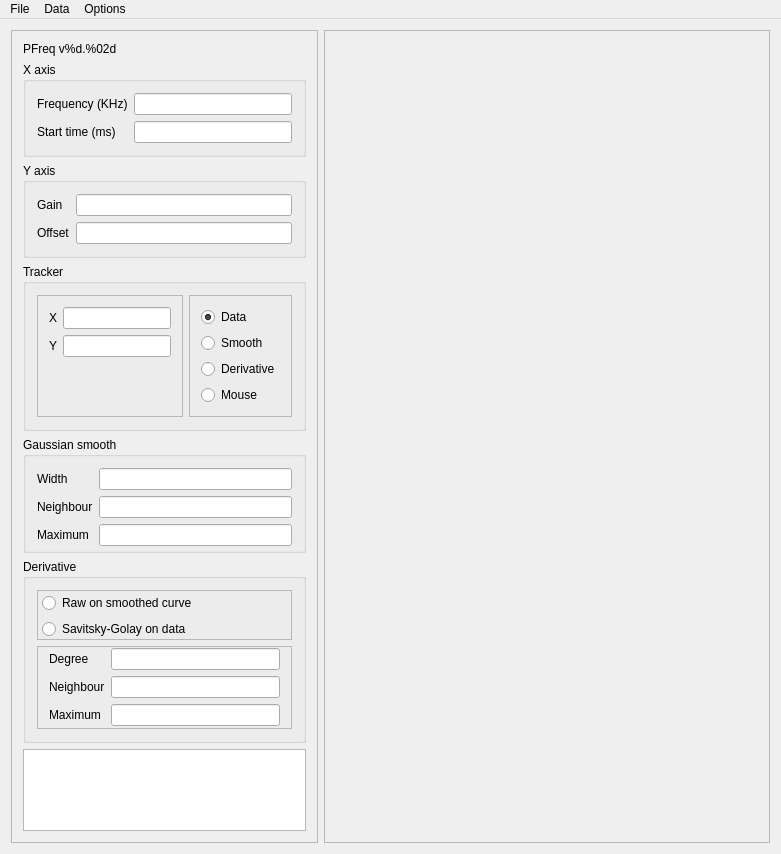
This is mainscreen.ui in frmarchal/pfreq as Qt 5 draws it before an edit. The edited form follows.
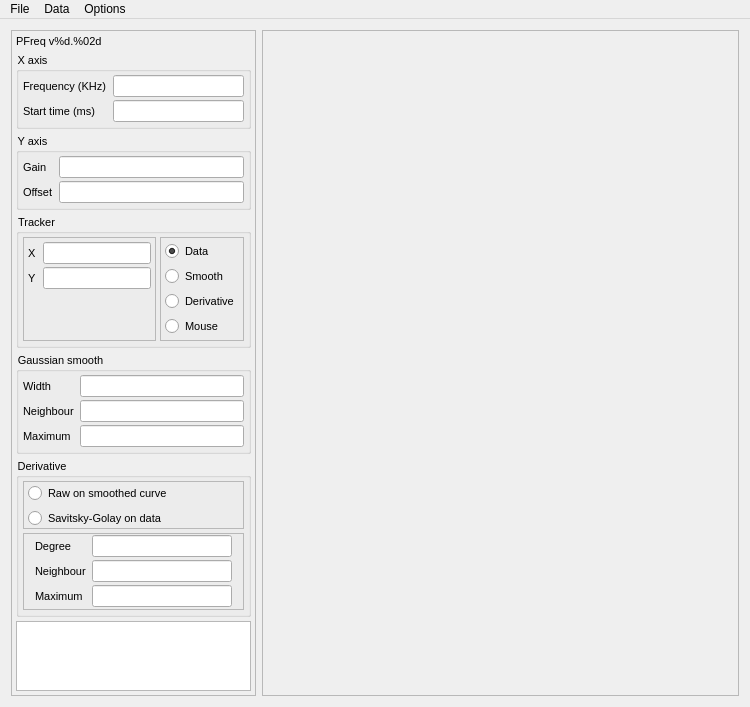
This is the edited form. Custom widgets are drawn as their Qt base class.

```diff
--- a/mainscreen.ui
+++ b/mainscreen.ui
@@ -6,19 +6,36 @@
    <rect>
     <x>0</x>
     <y>0</y>
-    <width>781</width>
-    <height>854</height>
+    <width>750</width>
+    <height>675</height>
    </rect>
   </property>
   <property name="windowTitle">
    <string>MainScreen</string>
   </property>
+  <property name="styleSheet">
+   <string notr="true">QLineEdit {
+	font-size:8pt;
+}
+QLabel {
+	font-size:8pt;
+}
+QRadioButton {
+	font-size:8pt;
+}
+QTextEdit {
+	font-size:8pt;
+}
+QGroupBox {
+	font-size:8pt;
+}</string>
+  </property>
   <widget class="QWidget" name="centralWidget">
-   <layout class="QHBoxLayout" name="horizontalLayout_2">
+   <layout class="QHBoxLayout" name="horizontalLayout_2" stretch="0,1">
     <item>
      <widget class="QFrame" name="frame">
       <property name="sizePolicy">
-       <sizepolicy hsizetype="Maximum" vsizetype="Preferred">
+       <sizepolicy hsizetype="Preferred" vsizetype="Preferred">
         <horstretch>0</horstretch>
         <verstretch>0</verstretch>
        </sizepolicy>
@@ -30,6 +47,12 @@
        <enum>QFrame::Raised</enum>
       </property>
       <layout class="QVBoxLayout" name="verticalLayout_4">
+       <property name="spacing">
+        <number>4</number>
+       </property>
+       <property name="margin">
+        <number>4</number>
+       </property>
        <item>
         <widget class="QLabel" name="ProgVersionLabel">
          <property name="text">
@@ -43,6 +66,12 @@
           <string>X axis</string>
          </property>
          <layout class="QFormLayout" name="formLayout">
+          <property name="verticalSpacing">
+           <number>3</number>
+          </property>
+          <property name="margin">
+           <number>4</number>
+          </property>
           <item row="0" column="0">
            <widget class="QLabel" name="label">
             <property name="text">
@@ -72,6 +101,12 @@
           <string>Y axis</string>
          </property>
          <layout class="QFormLayout" name="formLayout_2">
+          <property name="verticalSpacing">
+           <number>3</number>
+          </property>
+          <property name="margin">
+           <number>4</number>
+          </property>
           <item row="0" column="0">
            <widget class="QLabel" name="label_5">
             <property name="text">
@@ -101,8 +136,20 @@
           <string>Tracker</string>
          </property>
          <layout class="QHBoxLayout" name="horizontalLayout">
+          <property name="spacing">
+           <number>4</number>
+          </property>
+          <property name="margin">
+           <number>4</number>
+          </property>
           <item>
            <widget class="QFrame" name="frame_3">
+            <property name="sizePolicy">
+             <sizepolicy hsizetype="Maximum" vsizetype="Preferred">
+              <horstretch>0</horstretch>
+              <verstretch>0</verstretch>
+             </sizepolicy>
+            </property>
             <property name="frameShape">
              <enum>QFrame::StyledPanel</enum>
             </property>
@@ -110,6 +157,12 @@
              <enum>QFrame::Raised</enum>
             </property>
             <layout class="QFormLayout" name="formLayout_3">
+             <property name="verticalSpacing">
+              <number>3</number>
+             </property>
+             <property name="margin">
+              <number>4</number>
+             </property>
              <item row="0" column="0">
               <widget class="QLabel" name="label_3">
                <property name="text">
@@ -118,7 +171,20 @@
               </widget>
              </item>
              <item row="0" column="1">
-              <widget class="QLineEdit" name="lineEdit_5"/>
+              <widget class="QLineEdit" name="lineEdit_5">
+               <property name="sizePolicy">
+                <sizepolicy hsizetype="Preferred" vsizetype="Fixed">
+                 <horstretch>0</horstretch>
+                 <verstretch>0</verstretch>
+                </sizepolicy>
+               </property>
+               <property name="maximumSize">
+                <size>
+                 <width>16777215</width>
+                 <height>16777215</height>
+                </size>
+               </property>
+              </widget>
              </item>
              <item row="1" column="0">
               <widget class="QLabel" name="label_4">
@@ -128,13 +194,26 @@
               </widget>
              </item>
              <item row="1" column="1">
-              <widget class="QLineEdit" name="lineEdit_6"/>
+              <widget class="QLineEdit" name="lineEdit_6">
+               <property name="maximumSize">
+                <size>
+                 <width>16777215</width>
+                 <height>16777215</height>
+                </size>
+               </property>
+              </widget>
              </item>
             </layout>
            </widget>
           </item>
           <item>
            <widget class="QFrame" name="frame_4">
+            <property name="sizePolicy">
+             <sizepolicy hsizetype="Minimum" vsizetype="Preferred">
+              <horstretch>0</horstretch>
+              <verstretch>0</verstretch>
+             </sizepolicy>
+            </property>
             <property name="frameShape">
              <enum>QFrame::StyledPanel</enum>
             </property>
@@ -142,6 +221,12 @@
              <enum>QFrame::Raised</enum>
             </property>
             <layout class="QVBoxLayout" name="verticalLayout">
+             <property name="spacing">
+              <number>-1</number>
+             </property>
+             <property name="margin">
+              <number>4</number>
+             </property>
              <item>
               <widget class="QRadioButton" name="TrackData">
                <property name="text">
@@ -185,7 +270,10 @@
           <string>Gaussian smooth</string>
          </property>
          <layout class="QFormLayout" name="formLayout_4">
-          <property name="bottomMargin">
+          <property name="verticalSpacing">
+           <number>3</number>
+          </property>
+          <property name="margin">
            <number>4</number>
           </property>
           <item row="0" column="0">
@@ -231,6 +319,12 @@
           <string>Derivative</string>
          </property>
          <layout class="QVBoxLayout" name="verticalLayout_3">
+          <property name="spacing">
+           <number>4</number>
+          </property>
+          <property name="margin">
+           <number>4</number>
+          </property>
           <item>
            <widget class="QFrame" name="frame_5">
             <property name="frameShape">
@@ -240,6 +334,9 @@
              <enum>QFrame::Raised</enum>
             </property>
             <layout class="QVBoxLayout" name="verticalLayout_2">
+             <property name="spacing">
+              <number>-1</number>
+             </property>
              <property name="leftMargin">
               <number>4</number>
              </property>
@@ -254,6 +351,12 @@
              </property>
              <item>
               <widget class="QRadioButton" name="RawSmoothButton">
+               <property name="sizePolicy">
+                <sizepolicy hsizetype="Preferred" vsizetype="Fixed">
+                 <horstretch>0</horstretch>
+                 <verstretch>0</verstretch>
+                </sizepolicy>
+               </property>
                <property name="text">
                 <string>Raw on smoothed curve</string>
                </property>
@@ -261,6 +364,12 @@
              </item>
              <item>
               <widget class="QRadioButton" name="SavGolButton">
+               <property name="sizePolicy">
+                <sizepolicy hsizetype="Preferred" vsizetype="Fixed">
+                 <horstretch>0</horstretch>
+                 <verstretch>0</verstretch>
+                </sizepolicy>
+               </property>
                <property name="text">
                 <string>Savitsky-Golay on data</string>
                </property>
@@ -278,6 +387,9 @@
              <enum>QFrame::Raised</enum>
             </property>
             <layout class="QFormLayout" name="formLayout_5">
+             <property name="verticalSpacing">
+              <number>3</number>
+             </property>
              <property name="topMargin">
               <number>1</number>
              </property>
@@ -322,6 +434,18 @@
        </item>
        <item>
         <widget class="QTextEdit" name="Memo1">
+         <property name="sizePolicy">
+          <sizepolicy hsizetype="Ignored" vsizetype="Expanding">
+           <horstretch>0</horstretch>
+           <verstretch>0</verstretch>
+          </sizepolicy>
+         </property>
+         <property name="maximumSize">
+          <size>
+           <width>16777215</width>
+           <height>16777215</height>
+          </size>
+         </property>
          <property name="readOnly">
           <bool>true</bool>
          </property>
@@ -346,13 +470,23 @@
       </property>
       <layout class="QVBoxLayout" name="verticalLayout_5" stretch="1,0,1">
        <item>
-        <widget class="GraphImage" name="MainGraphCtrl" native="true"/>
+        <widget class="GraphImage" name="MainGraphCtrl" native="true">
+         <property name="minimumSize">
+          <size>
+           <width>200</width>
+           <height>100</height>
+          </size>
+         </property>
+        </widget>
        </item>
        <item>
         <spacer name="horizontalSpacer">
          <property name="orientation">
           <enum>Qt::Horizontal</enum>
          </property>
+         <property name="sizeType">
+          <enum>QSizePolicy::Expanding</enum>
+         </property>
          <property name="sizeHint" stdset="0">
           <size>
            <width>40</width>
@@ -362,7 +496,14 @@
         </spacer>
        </item>
        <item>
-        <widget class="GraphImage" name="DervGraphCtrl" native="true"/>
+        <widget class="GraphImage" name="DervGraphCtrl" native="true">
+         <property name="minimumSize">
+          <size>
+           <width>200</width>
+           <height>100</height>
+          </size>
+         </property>
+        </widget>
        </item>
       </layout>
      </widget>
@@ -374,7 +515,7 @@
     <rect>
      <x>0</x>
      <y>0</y>
-     <width>781</width>
+     <width>750</width>
      <height>24</height>
     </rect>
    </property>
```
